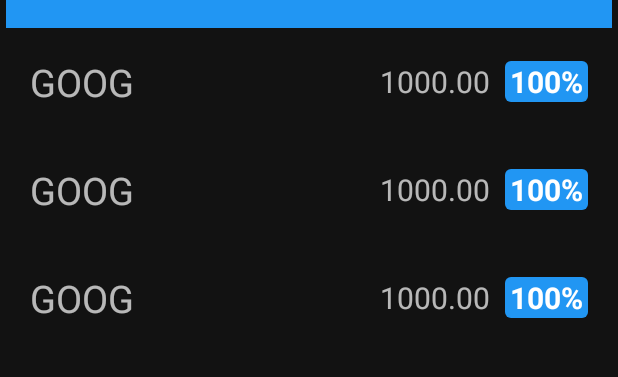
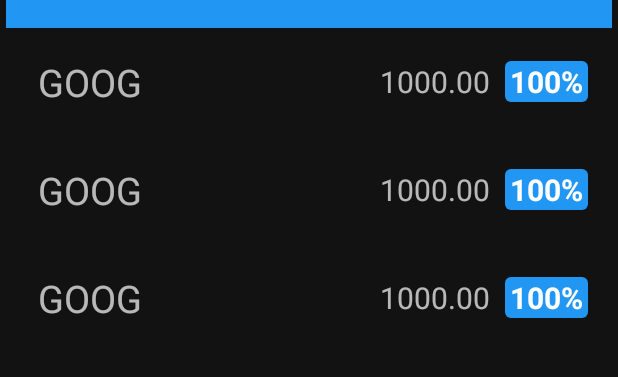
Before and after one commit to piyusht189/StockHawk-P3-Piyush, an Android app: the layout widget_collection.xml on its own in the app's theme, with its tools: preview values and no code run, on a phone screen of 412 x 824 dp, the part 50-427 px from its top. Run offline under Robolectric (Android 15) with nearby library versions, the phone set to English and light mode, and no system bars.

Commit message:
-Updated

```diff
--- a/app/src/main/AndroidManifest.xml
+++ b/app/src/main/AndroidManifest.xml
@@ -17,7 +17,8 @@
         android:allowBackup="true"
         android:icon="@mipmap/ic_launcher"
         android:label="@string/app_name"
-        android:theme="@style/AppTheme" >
+        android:theme="@style/AppTheme"
+        android:supportsRtl="true">
 
         <activity
             android:name="com.piyush.android.stockhawk.ui.MyStocksActivity"
--- a/app/src/main/java/com/piyush/android/stockhawk/ui/MyStocksActivity.java
+++ b/app/src/main/java/com/piyush/android/stockhawk/ui/MyStocksActivity.java
@@ -116,8 +116,7 @@ public class MyStocksActivity extends AppCompatActivity implements LoaderManager
                       new String[] { QuoteColumns.SYMBOL }, QuoteColumns.SYMBOL + "= ?",
                       new String[] { input.toString() }, null);
                   if (c.getCount() != 0) {
-                    Toast toast =
-                        Toast.makeText(MyStocksActivity.this, "This stock is already saved!",
+                    Toast toast = Toast.makeText(MyStocksActivity.this,R.string.already ,
                             Toast.LENGTH_LONG);
                     toast.setGravity(Gravity.CENTER, Gravity.CENTER, 0);
                     toast.show();
--- a/app/src/main/res/layout/activity_my_stocks.xml
+++ b/app/src/main/res/layout/activity_my_stocks.xml
@@ -35,6 +35,7 @@
       fab:fab_colorRipple="@color/ripple"
       fab:fab_shadow="true"
       fab:fab_type="normal"
+      android:contentDescription="@string/fab"
       fab:layout_anchor="recycler_view"
       fab:layout_anchorGravity="bottom | end"
       />
--- a/app/src/main/res/layout/list_item_quote.xml
+++ b/app/src/main/res/layout/list_item_quote.xml
@@ -14,8 +14,11 @@
       android:layout_width="wrap_content"
       android:layout_height="wrap_content"
       android:gravity="left|center_vertical"
+      android:layout_marginStart="@dimen/start"
       tools:text="GOOG"
-      />
+      android:layout_marginEnd="@dimen/start"
+
+      android:layout_marginLeft="@dimen/start" />
   <LinearLayout
       android:layout_width="0dp"
       android:layout_height="wrap_content"
@@ -36,8 +39,8 @@
         style="@style/PercentChangeTextStyle"
         android:layout_width="wrap_content"
         android:layout_height="wrap_content"
-        android:paddingLeft="3dp"
-        android:paddingRight="3dp"
+        android:paddingLeft="@dimen/changedimen"
+        android:paddingRight="@dimen/changedimen"
         tools:text="100%"
         />
   </LinearLayout>
--- a/app/src/main/res/values/dimens.xml
+++ b/app/src/main/res/values/dimens.xml
@@ -8,7 +8,8 @@
          https://developer.android.com/design/patterns/navigation-drawer.html -->
   <dimen name="navigation_drawer_width">240dp</dimen>
 
-
+  <dimen name="start">5dp</dimen>
+  <dimen name="changedimen">3dp</dimen>
   <dimen name="widget_default_height">110dp</dimen>
   <dimen name="widget_default_width">110dp</dimen>
 </resources>
--- a/app/src/main/res/values/strings.xml
+++ b/app/src/main/res/values/strings.xml
@@ -10,8 +10,8 @@
   <string name="input_hint">FB</string>
   <string name="input_prefill"></string>
   <string name="network_toast">Uh-oh! This app requires an internet connection</string>
-
-
+<string name="already">This stock is already saved!</string>
+<string name="fab">Add</string>
 
   <string name="network_error" translatable="false">Due to unavailability of internet, list may be empty or out of date.</string>
   <string name="title_activity_stock_detail" translatable="false">StockDetailActivity</string>
```
